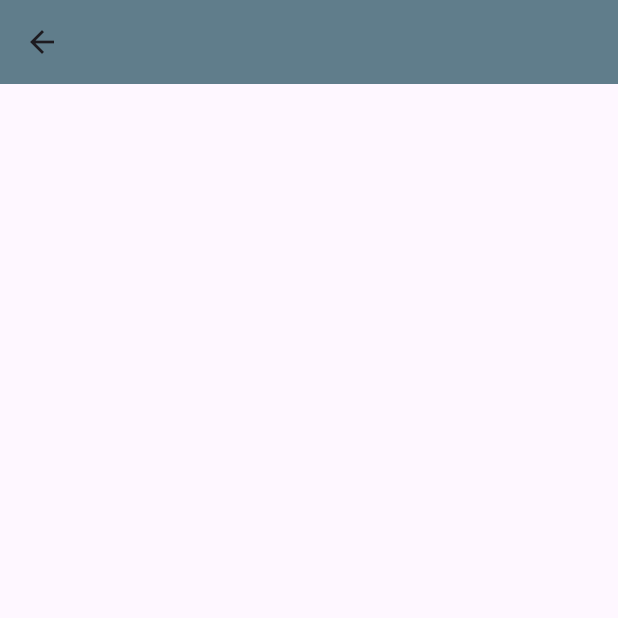
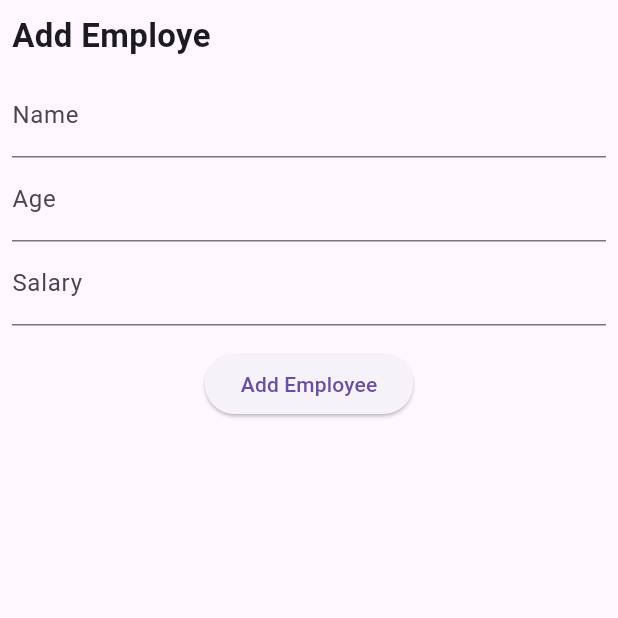
Before and after one commit to shorifulislamsiam/Ostad_All_Assignment, a Flutter app: the Livetest02 screen opened directly, on a phone screen of 412 x 824 dp, the top half of it. Run offline on Flutter 3.47's test engine with Material 3 defaults, Android fonts, the phone set to English and light mode, and no system bars.

Commit message:
livetest2 update

```diff
--- a/lib/Livetest_02.dart
+++ b/lib/Livetest_02.dart
@@ -32,11 +32,89 @@ class Livetest02 extends StatefulWidget {
 }
 
 class _Livetest02State extends State<Livetest02> {
+  TextEditingController _nameController = TextEditingController();
+  TextEditingController _ageController = TextEditingController();
+  TextEditingController _salaryController = TextEditingController();
+  var _formkey = GlobalKey<FormState>();
+  bool _isSubmitted = false;
   @override
   Widget build(BuildContext context) {
-    return Scaffold(
-      appBar: AppBar(
-        backgroundColor: Colors.blueGrey,
+    return SafeArea(
+      child: Scaffold(
+        body: Padding(
+          padding: const EdgeInsets.all(8.0),
+          child: Column(
+            children: [
+              Align(
+                alignment: Alignment.centerLeft,
+                child: Text("Add Employe",style: TextStyle(
+                  fontSize: 22, fontWeight: FontWeight.bold,
+                ),
+                  //textAlign: TextAlign.left,
+                ),
+              ),
+              SizedBox(height: 10,),
+              Form(
+                key: _formkey,
+                  child: Column(
+                    children: [
+                      TextFormField(
+                        controller: _nameController,
+                        decoration: InputDecoration(
+                          label: Text("Name"),
+                          hintText: "Enter the Name",
+
+                        ),
+                        validator: (value){
+                          if(value != null || value!.isNotEmpty){
+                            return null;
+                          }return "Name cann't be null";
+                        },
+                      ),
+                      TextFormField(
+                        controller: _ageController,
+                        decoration: InputDecoration(
+                          label: Text("Age"),
+                          hintText: "Enter the Age",
+
+                        ),
+                        validator: (value){
+                          if(value != null || value!.isNotEmpty){
+                            return null;
+                          }return "Age can't be null";
+                        },
+                      ),
+                      TextFormField(
+                        controller: _salaryController,
+                        decoration: InputDecoration(
+                          label: Text("Salary"),
+                          hintText: "Enter the Salary",
+
+                        ),
+                        validator: (value){
+                          if(value != null || value!.isNotEmpty){
+                            return null;
+                          }return "salary cann't be null";
+                        },
+                      ),
+                    ],
+                  ),
+              ),
+              SizedBox(height: 15,),
+              SizedBox(
+                child: ElevatedButton(
+                    onPressed: (){
+                      if (_formkey.currentState!.validate()){
+                        _isSubmitted =true;
+                        print("Employee added successfully");
+                      }
+                    },
+                    child: Text("Add Employee"),
+                ),
+              )
+            ],
+          ),
+        ),
       ),
     );
   }
```
